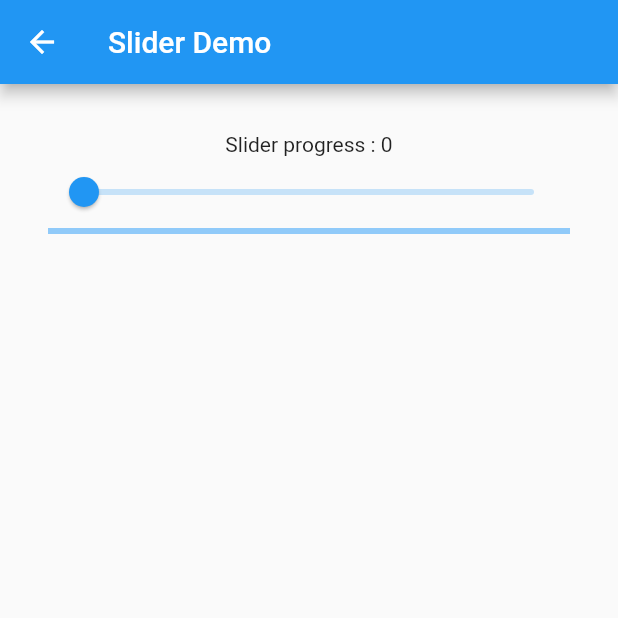
After one commit to Kasun1991/first_flutter_app, a Flutter app: the screen it shows after launch, scrolled down 376 dp, after a tap on "Slider Demo", on a phone screen of 412 x 824 dp, the top half of it. The commit adds this screen. Run offline on Flutter 3.47's test engine with Material 2 defaults, Android fonts, the phone set to English and light mode, and no system bars.

Commit message:
List View Replace the Buttons in Main View

```diff
--- a/lib/mainview.dart
+++ b/lib/mainview.dart
@@ -9,15 +9,151 @@ import 'textfieldemo.dart';
 import 'checkboxdemo.dart';
 import 'radiobuttondemo.dart';
 import 'switchdemo.dart';
+import 'sliderdemo.dart';
+import 'dropdowndemo.dart';
+import 'listviewdemo.dart';
 
 class MainView extends StatelessWidget {
-  @override
-  Widget build(BuildContext context) {
-    return Scaffold(
-      appBar: AppBar(
-        title: Text('Flutter Demo'),
+  List<String> _tutorials = new List<String>();
+  static const String HELLO = "Hello Demo";
+  static const String APPBAR = "AppBar Demo";
+  static const String LAYOUT = "Layout Demo";
+  static const String LOGIN = "Login Demo";
+  static const String SNACK_BAR = "SnackBar Demo";
+  static const String ALERT_DIALOG = "Alert Dialog Demo";
+  static const String TEXT_FIELD = "TextField Demo";
+  static const String CHECK_BOX = "Check Box Demo";
+  static const String RADIO_BUTTON = "Radio Button Demo";
+  static const String SWITCH = "Switch Demo";
+  static const String SLIDER = "Slider Demo";
+  static const String DROPDOWN = "Dropdown Demo";
+  static const String LIST_VIEW = "List View Demo";
+
+  List<String> _getTutorialList() {
+    _tutorials.add(HELLO );
+    _tutorials.add(APPBAR);
+    _tutorials.add(LAYOUT);
+    _tutorials.add(LOGIN );
+    _tutorials.add(SNACK_BAR);
+    _tutorials.add(ALERT_DIALOG);
+    _tutorials.add(TEXT_FIELD);
+    _tutorials.add(CHECK_BOX);
+    _tutorials.add(RADIO_BUTTON);
+    _tutorials.add(SWITCH);
+    _tutorials.add(SLIDER);
+    _tutorials.add(DROPDOWN);
+    _tutorials.add(LIST_VIEW);
+    return _tutorials;
+  }
+
+  Widget _getListView() {
+    _getTutorialList();
+    return ListView.builder(
+        itemCount: _tutorials.length,
+        itemBuilder: (BuildContext context, int index) {
+          return Card(
+              child: InkWell(
+                  onTap: () {
+                    _onTap(context, _tutorials[index]);
+                  },
+                  child: Container(
+                    child: Column(
+                      children: <Widget>[
+                        Container(
+                          padding: EdgeInsets.all(32.0),
+                          child: Text("${_tutorials[index]}"),
                         ),
-      body: Center(
+                      ],
+                    ),
+                  )));
+        });
+  }
+
+  void _onTap(BuildContext context, String value) {
+    switch (value) {
+      case HELLO:
+        Navigator.push(
+          context,
+          MaterialPageRoute(builder: (context) => HelloDemo()),
+        );
+        break;
+      case APPBAR:
+      Navigator.push(
+        context,
+        MaterialPageRoute(builder: (context) => AppBarDemo()),
+      );
+      break;
+      case LAYOUT:
+        Navigator.push(
+          context,
+          MaterialPageRoute(builder: (context) => LayoutDemo()),
+        );
+        break;
+      case LOGIN:
+        Navigator.push(
+          context,
+          MaterialPageRoute(builder: (context) => LoginDemo()),
+        );
+        break;
+      case SNACK_BAR:
+        Navigator.push(
+          context,
+          MaterialPageRoute(builder: (context) => SnackBarDemo()),
+        );
+        break;
+      case ALERT_DIALOG:
+        Navigator.push(
+          context,
+          MaterialPageRoute(builder: (context) => AlertDialogDemo()),
+        );
+        break;
+      case TEXT_FIELD:
+        Navigator.push(
+          context,
+          MaterialPageRoute(builder: (context) => TextFieldDemo()),
+        );
+        break;
+      case CHECK_BOX:
+        Navigator.push(
+          context,
+          MaterialPageRoute(builder: (context) => CheckBoxDemo()),
+        );
+        break;
+      case RADIO_BUTTON:
+        Navigator.push(
+          context,
+          MaterialPageRoute(builder: (context) => RadioButtonDemo()),
+        );
+        break;
+      case SWITCH:
+        Navigator.push(
+          context,
+          MaterialPageRoute(builder: (context) => SwitchDemo()),
+        );
+        break;
+      case SLIDER:
+        Navigator.push(
+          context,
+          MaterialPageRoute(builder: (context) => SliderDemo()),
+        );
+        break;
+      case DROPDOWN:
+        Navigator.push(
+          context,
+          MaterialPageRoute(builder: (context) => DropDownDemo()),
+        );
+        break;
+      case LIST_VIEW:
+        Navigator.push(
+          context,
+          MaterialPageRoute(builder: (context) => ListViewDemo()),
+        );
+        break;
+    }
+  }
+
+  Widget _getButtonList(BuildContext context) {
+    return Center(
       child: new Column(
         children: <Widget>[
           RaisedButton(
@@ -120,9 +256,48 @@ class MainView extends StatelessWidget {
               //Navigator.pushNamed(context, '/textFieldDemo');
             },
           ),
+          RaisedButton(
+            child: Text('Slider Demo'),
+            onPressed: () {
+              Navigator.push(
+                context,
+                MaterialPageRoute(builder: (context) => SliderDemo()),
+              );
+              //Navigator.pushNamed(context, '/textFieldDemo');
+            },
+          ),
+          RaisedButton(
+            child: Text('Dropdown Demo'),
+            onPressed: () {
+              Navigator.push(
+                context,
+                MaterialPageRoute(builder: (context) => DropDownDemo()),
+              );
+              //Navigator.pushNamed(context, '/textFieldDemo');
+            },
+          ),
+          RaisedButton(
+            child: Text('Listview Demo'),
+            onPressed: () {
+              Navigator.push(
+                context,
+                MaterialPageRoute(builder: (context) => ListViewDemo()),
+              );
+              //Navigator.pushNamed(context, '/textFieldDemo');
+            },
+          )
         ],
-        ),
       ),
     );
   }
+
+  @override
+  Widget build(BuildContext context) {
+    return Scaffold(
+      appBar: AppBar(
+        title: Text('Flutter Demo'),
+      ),
+      body: _getListView(),
+    );
   }
+}
--- /dev/null
+++ b/lib/sliderdemo.dart
@@ -0,0 +1,50 @@
+import 'package:flutter/material.dart';
+
+class SliderDemo extends StatefulWidget {
+  @override
+  State<StatefulWidget> createState() {
+    return _SliderDemo();
+  }
+}
+
+class _SliderDemo extends State<SliderDemo> {
+  final double _max = 100.0;
+  final double _min = 0.0;
+
+  double _progress = 0;
+
+  void _onChanged(double value) {
+    setState(() {
+      _progress = value;
+    });
+  }
+
+  @override
+  Widget build(BuildContext context) {
+    return Scaffold(
+      appBar: AppBar(
+        title: Text('Slider Demo'),
+      ),
+      body: Container(
+        padding: EdgeInsets.all(32.0),
+        child: Center(
+          child: Column(
+            children: <Widget>[
+              Text('Slider progress : ${_progress.round()}'),
+              Slider(
+                  value: _progress,
+                  max: _max,
+                  min: _min,
+                  onChanged: (double value) {
+                    _onChanged(value);
+                  }),
+              LinearProgressIndicator(
+                  value: _progress * .01
+              )
+            ],
+          ),
+        ),
+      ),
+    );
+  }
+}
```
Also changed, not shown: lib/dropdowndemo.dart (added, +58 -0 lines), lib/listviewdemo.dart (added, +56 -0 lines), lib/switchdemo.dart (+11 -1 lines). Lines whose indentation alone changed are shown as unchanged.
